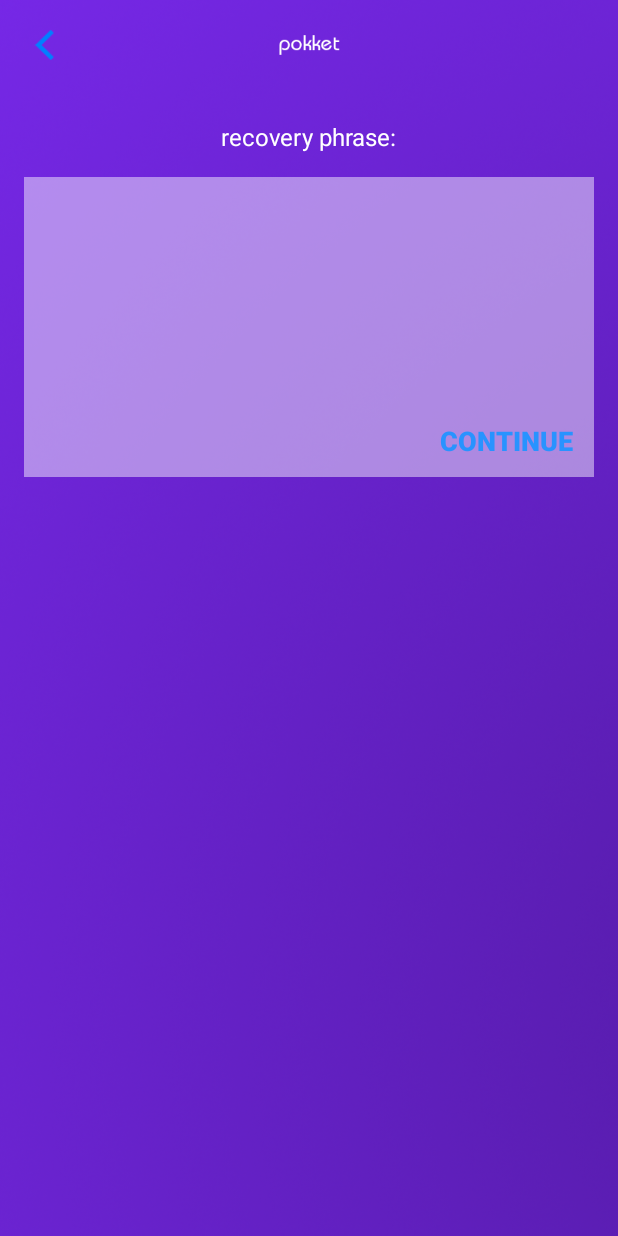
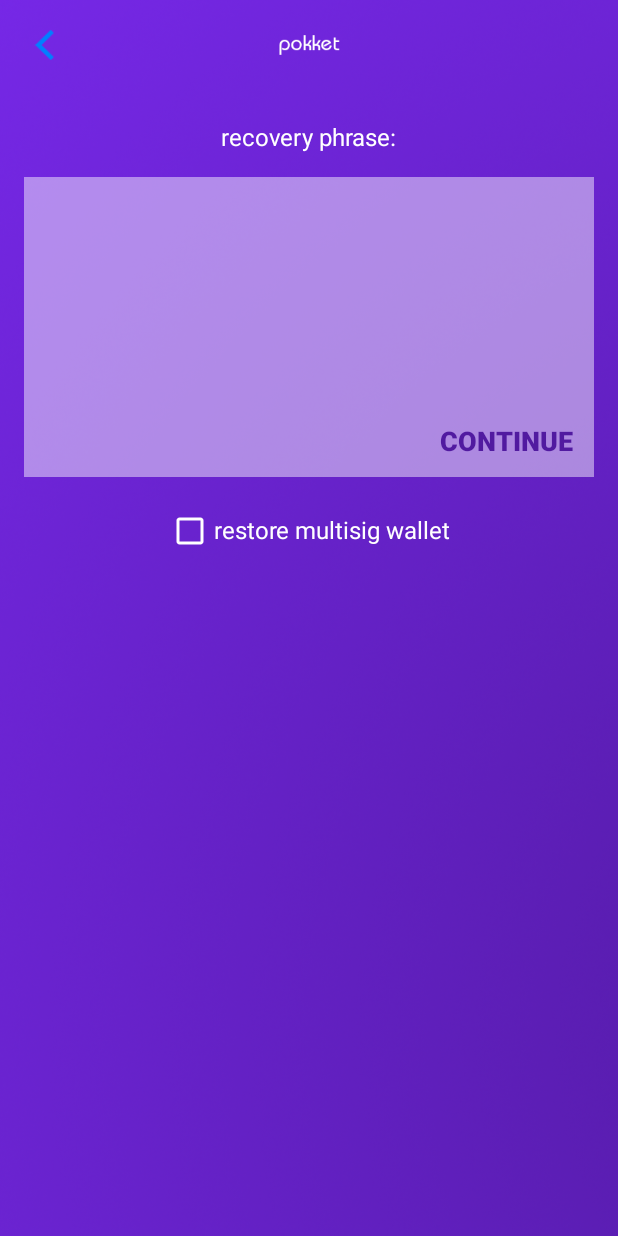
Before and after one commit to pokkst/pokket, an Android app: the screen it shows after launch (NewUserActivity), after a tap on "recover wallet", on a phone screen of 412 x 824 dp. Run offline under Robolectric (Android 15) with nearby library versions, the phone set to English and light mode, and no system bars; libraries missing offline, so code that uses them is left out: org.bitcoinj.core, org.bitcoinj.crypto, org.bitcoinj.kits, org.bitcoinj.params, org.bitcoinj.script and 2 more.

```diff
--- a/app/src/main/java/xyz/pokkst/pokket/MainActivity.kt
+++ b/app/src/main/java/xyz/pokkst/pokket/MainActivity.kt
@@ -58,20 +58,19 @@ class MainActivity : AppCompatActivity() {
             val keysLength = keys.size - 1
             for(x in 0..keysLength) {
                 val deterministicKey = DeterministicKey.deserializeB58(keys[x], WalletManager.parameters).setPath(DeterministicKeyChain.BIP44_ACCOUNT_ZERO_PATH)
-                println("Adding deterministic key: ${deterministicKey.serializePubB58(WalletManager.parameters)}")
                 followingKeys.add(deterministicKey)
             }
             m = extras.getInt("m")
         }
 
-        if(!newUser) {
+        if(!newUser && seed == null) {
             val multisigWalletFile = File(WalletManager.walletDir, "${WalletManager.walletFileName}_multisig.wallet")
             isMultisig = multisigWalletFile.exists()
         }
 
         prepareViews(newUser)
         setListeners()
-        println("Is Multisig: $isMultisig")
+
         if(isMultisig) {
             WalletManager.startMultisigWallet(this, seed, newUser, followingKeys, m)
         } else {
--- a/app/src/main/java/xyz/pokkst/pokket/ui/main/fragment/MyFollowingKeyFragment.kt
+++ b/app/src/main/java/xyz/pokkst/pokket/ui/main/fragment/MyFollowingKeyFragment.kt
@@ -26,7 +26,7 @@ class MyFollowingKeyFragment : Fragment() {
     override fun onCreateView(inflater: LayoutInflater, container: ViewGroup?, savedInstanceState: Bundle?): View? {
         val root = inflater.inflate(R.layout.fragment_my_following_key, container, false)
         val seed = args.seed
-
+        val restoring = args.restoring
         val tempWallet = Wallet.fromSeed(WalletManager.parameters, DeterministicSeed(seed, null, "", 0))
         val xpub = tempWallet.watchingKey.serializePubB58(WalletManager.parameters)
 
@@ -37,7 +37,7 @@ class MyFollowingKeyFragment : Fragment() {
         }
 
         root.continue_button.setOnClickListener {
-            val action = MyFollowingKeyFragmentDirections.navToOtherFollowingKeys(seed, xpub)
+            val action = MyFollowingKeyFragmentDirections.navToOtherFollowingKeys(seed, xpub, restoring)
             findNavController().navigate(action)
         }
 
--- a/app/src/main/java/xyz/pokkst/pokket/wallet/WalletManager.kt
+++ b/app/src/main/java/xyz/pokkst/pokket/wallet/WalletManager.kt
@@ -49,6 +49,7 @@ class WalletManager {
                     wallet().addCoinsSentEventListener { wallet, tx, prevBalance, newBalance ->
                         refresh(activity)
                     }
+                    wallet().saveToFile(vWalletFile)
                 }
             }
 
@@ -64,7 +65,7 @@ class WalletManager {
                 }
             })
 
-            val creationDate = if(newUser) System.currentTimeMillis() / 1000L else 1554163098L
+            val creationDate = if(newUser) System.currentTimeMillis() / 1000L else 1604647474L
             if (seed != null) {
                 val deterministicSeed = DeterministicSeed(seed, null, "", creationDate)
                 walletKit?.restoreWalletFromSeed(deterministicSeed)
@@ -92,6 +93,7 @@ class WalletManager {
                     wallet().addCoinsSentEventListener { wallet, tx, prevBalance, newBalance ->
                         refresh(activity)
                     }
+                    wallet().saveToFile(vWalletFile)
                 }
             }
 
@@ -107,7 +109,7 @@ class WalletManager {
                 }
             })
 
-            val creationDate = if(newUser) System.currentTimeMillis() / 1000L else 1554163098L
+            val creationDate = if(newUser) System.currentTimeMillis() / 1000L else 1604647474L
             if (seed != null) {
                 val deterministicSeed = DeterministicSeed(seed, null, "", creationDate)
                 multisigWalletKit?.restoreWalletFromSeed(deterministicSeed)
--- a/app/src/main/res/layout/fragment_restore_wallet.xml
+++ b/app/src/main/res/layout/fragment_restore_wallet.xml
@@ -39,8 +39,8 @@
             android:lines="5"
             android:padding="20dp"
             android:scrollHorizontally="false"
-            android:textColor="@color/wallet_green"
-            android:textColorHint="@color/wallet_green"
+            android:textColor="@color/purple_dark"
+            android:textColorHint="@color/purple_dark"
             android:textSize="22sp" />
 
         <Button
@@ -54,7 +54,7 @@
             android:text="@string/continue_button"
             android:textAllCaps="true"
             android:textAppearance="@android:style/TextAppearance.DeviceDefault.Medium"
-            android:textColor="@color/dark_blue"
+            android:textColor="@color/purple"
             android:textStyle="bold" />
 
         <Button
@@ -70,5 +70,25 @@
             android:textAppearance="@android:style/TextAppearance.DeviceDefault.Medium"
             android:textColor="@color/light_gray"
             android:textStyle="bold" />
+
+        <LinearLayout
+            android:layout_width="wrap_content"
+            android:layout_height="wrap_content"
+            android:orientation="horizontal"
+            android:layout_marginTop="20dp"
+            android:layout_below="@+id/recover_wallet_edit_text"
+            android:layout_centerHorizontal="true">
+            <CheckBox
+                android:id="@+id/multsig_checkbox"
+                android:layout_width="wrap_content"
+                android:layout_height="wrap_content"
+                android:buttonTint="@color/white"/>
+            <TextView
+                android:layout_width="wrap_content"
+                android:layout_height="wrap_content"
+                android:text="@string/restore_multisig_wallet"
+                android:textColor="@color/white"
+                android:textSize="16sp"/>
+        </LinearLayout>
     </RelativeLayout>
 </androidx.constraintlayout.widget.ConstraintLayout>
--- a/app/src/main/res/navigation/new_user_nav.xml
+++ b/app/src/main/res/navigation/new_user_nav.xml
@@ -34,7 +34,20 @@
         android:id="@+id/restoreWalletFragment"
         android:name="xyz.pokkst.pokket.ui.main.fragment.RestoreWalletFragment"
         android:label="fragment_new_wallet"
-        tools:layout="@layout/fragment_restore_wallet" />
+        tools:layout="@layout/fragment_restore_wallet">
+        <action
+            android:id="@+id/nav_to_my_following_key"
+            app:destination="@id/my_following_key">
+            <argument
+                android:name="seed"
+                app:argType="string"
+                android:defaultValue="" />
+            <argument
+                android:name="restoring"
+                app:argType="boolean"
+                android:defaultValue="true" />
+        </action>
+    </fragment>
     <fragment
         android:id="@+id/generatedSeedFragment"
         android:name="xyz.pokkst.pokket.ui.main.fragment.GeneratedSeedFragment"
@@ -62,6 +75,10 @@
             android:name="seed"
             app:argType="string"
             android:defaultValue="" />
+        <argument
+            android:name="restoring"
+            app:argType="boolean"
+            android:defaultValue="false" />
         <action
             android:id="@+id/nav_to_other_following_keys"
             app:destination="@id/enter_other_following_keys">
@@ -73,6 +90,10 @@
                 android:name="my_key"
                 app:argType="string"
                 android:defaultValue="" />
+            <argument
+                android:name="restoring"
+                app:argType="boolean"
+                android:defaultValue="false" />
         </action>
     </fragment>
     <fragment
@@ -88,5 +109,9 @@
             android:name="my_key"
             app:argType="string"
             android:defaultValue="" />
+        <argument
+            android:name="restoring"
+            app:argType="boolean"
+            android:defaultValue="false" />
     </fragment>
 </navigation>
--- a/app/src/main/res/values/strings.xml
+++ b/app/src/main/res/values/strings.xml
@@ -362,10 +362,12 @@
     <string name="epk_label">extended public key</string>
     <string name="view_tokens">view tokens</string>
     <string name="utxo">utxo</string>
-    <string name="create_multisig_wallet">Create multisig wallet</string>
+    <string name="create_multisig_wallet">create multisig wallet</string>
     <string name="multisig_my_key_instruction">this is your cosigner key, share this with the other users you are creating a multisig wallet with</string>
     <string name="payload_instructions">click to copy payload, or have next cosigner scan qr</string>
     <string name="close">close</string>
     <string name="cosigner_entry_hint">xpub6D8moZFXekCQbKZpsFUSN9NkhtgjWsdF7uExVEUP9Rvkv4RJFXPxs57Nmf59Vmxv3X7X9efYFog83YhwQP2Zfc6pU6bD7LXTA3Qw5ye3VMB</string>
+    <string name="restore_multisig_wallet">restore multisig wallet</string>
+    <string name="you_are_creating_a_m_of_n_multisig_wallet">you are creating a %1$d-of-%2$d multisig wallet</string>
 
 </resources>
```
Also changed, not shown: app/src/main/java/xyz/pokkst/pokket/ui/main/fragment/OtherFollowingKeysFragment.kt (+11 -5 lines), app/src/main/java/xyz/pokkst/pokket/ui/main/fragment/RestoreWalletFragment.kt (+9 -0 lines), app/src/main/java/xyz/pokkst/pokket/ui/main/fragment/SendAmountFragment.kt (+35 -20 lines), app/src/main/res/layout/fragment_other_following_keys.xml (+7 -3 lines).
